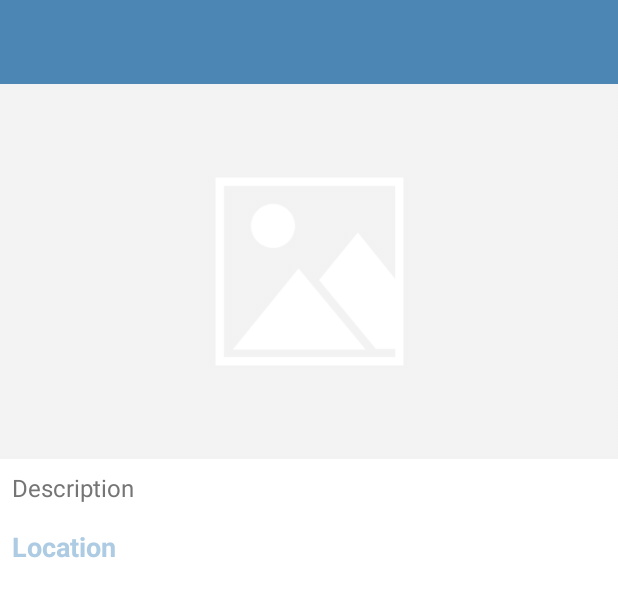
After one commit to mishraPratyush1/Happy-Places-App, an Android app: the layout activity_happy_place_details.xml on its own in the app's theme, with its tools: preview values and no code run, on a phone screen of 412 x 824 dp. The commit adds this screen. Shown: the top 597 px of the screen. Run offline under Robolectric (Android 15) with nearby library versions, the phone set to English and light mode, and no system bars.

Commit message:
adding on click listener to each item to open in a different activity with the help of serializable in android

```diff
--- a/app/build.gradle
+++ b/app/build.gradle
@@ -50,4 +50,7 @@ dependencies {
     implementation 'com.karumi:dexter:6.2.3'
     implementation 'com.android.databinding:viewbinding:7.2.2'
 
+    //circular image view 3rd party library
+    implementation 'de.hdodenhof:circleimageview:3.1.0'
+
 }
--- a/app/src/main/java/com/example/happyplaces/activities/AddHappyPlaceActivity.kt
+++ b/app/src/main/java/com/example/happyplaces/activities/AddHappyPlaceActivity.kt
@@ -121,7 +121,7 @@ class AddHappyPlaceActivity : AppCompatActivity(), View.OnClickListener {
                         val dbHandler = DatabaseHandler(this)
                         val addHappyPlace : Long = dbHandler.addHappyPlace(happyPlaceModel)
                         if(addHappyPlace > 0){
-                            Toast.makeText(this@AddHappyPlaceActivity,"Details Uploaded Successfully",Toast.LENGTH_LONG).show()
+                            setResult(Activity.RESULT_OK)
                             finish()
                         }
                     }
--- a/app/src/main/java/com/example/happyplaces/models/HappyPlaceModel.kt
+++ b/app/src/main/java/com/example/happyplaces/models/HappyPlaceModel.kt
@@ -9,4 +9,6 @@ data class HappyPlaceModel(
     val location : String,
     val latitude : Double,
     val longitude : Double
-)
+) : java.io.Serializable
+
+//will bring it to format which we can pass from one class to other in intent
--- /dev/null
+++ b/app/src/main/res/layout/activity_happy_place_details.xml
@@ -0,0 +1,79 @@
+<?xml version="1.0" encoding="utf-8"?>
+<androidx.constraintlayout.widget.ConstraintLayout xmlns:android="http://schemas.android.com/apk/res/android"
+    xmlns:app="http://schemas.android.com/apk/res-auto"
+    xmlns:tools="http://schemas.android.com/tools"
+    android:layout_width="match_parent"
+    android:layout_height="match_parent"
+    tools:context=".activities.HappyPlaceDetailsActivity">
+
+    <androidx.appcompat.widget.Toolbar
+        android:id="@+id/toolbar_happy_place_detail"
+        android:layout_width="match_parent"
+        android:layout_height="?attr/actionBarSize"
+        android:background="@color/colorPrimary"
+        android:theme="@style/customToolBarStyle"
+        app:layout_constraintEnd_toEndOf="parent"
+        app:layout_constraintStart_toStartOf="parent"
+        app:layout_constraintTop_toTopOf="parent" />
+
+    <!-- TODO (Step 1 : Designing the view for Happy Places Detail Activity.)-->
+    <!--1. We have added the detail_screen_image_placeholder image in the drawable folder. -->
+    <!--START-->
+    <ScrollView
+        android:id="@+id/sv_main"
+        android:layout_width="match_parent"
+        android:layout_height="0dp"
+        android:fillViewport="true"
+        app:layout_constraintBottom_toBottomOf="parent"
+        app:layout_constraintEnd_toEndOf="parent"
+        app:layout_constraintStart_toStartOf="parent"
+        app:layout_constraintTop_toBottomOf="@id/toolbar_happy_place_detail">
+
+        <androidx.constraintlayout.widget.ConstraintLayout
+            android:layout_width="match_parent"
+            android:layout_height="wrap_content">
+
+            <androidx.appcompat.widget.AppCompatImageView
+                android:id="@+id/iv_place_image"
+                android:layout_width="match_parent"
+                android:layout_height="@dimen/detail_screen_image_height_size"
+                android:scaleType="centerCrop"
+                android:src="@drawable/detail_screen_image_placeholder"
+                app:layout_constraintEnd_toEndOf="parent"
+                app:layout_constraintStart_toStartOf="parent"
+                app:layout_constraintTop_toTopOf="parent" />
+
+            <TextView
+                android:id="@+id/tv_description"
+                android:layout_width="match_parent"
+                android:layout_height="wrap_content"
+                android:layout_marginStart="@dimen/detail_screen_description_margin"
+                android:layout_marginTop="@dimen/detail_screen_description_margin"
+                android:layout_marginEnd="@dimen/detail_screen_description_margin"
+                android:textColor="@color/detail_screen_description_text_color"
+                android:textSize="@dimen/detail_screen_description_text_size"
+                app:layout_constraintEnd_toEndOf="parent"
+                app:layout_constraintHorizontal_bias="0.533"
+                app:layout_constraintStart_toStartOf="parent"
+                app:layout_constraintTop_toBottomOf="@+id/iv_place_image"
+                tools:text="Description" />
+
+            <TextView
+                android:id="@+id/tv_location"
+                android:layout_width="match_parent"
+                android:layout_height="wrap_content"
+                android:layout_marginStart="@dimen/detail_screen_location_marginStartEnd"
+                android:layout_marginTop="@dimen/detail_screen_location_marginTop"
+                android:layout_marginEnd="@dimen/detail_screen_location_marginStartEnd"
+                android:textColor="@color/colorAccent"
+                android:textSize="@dimen/detail_screen_location_text_size"
+                android:textStyle="bold"
+                app:layout_constraintEnd_toEndOf="parent"
+                app:layout_constraintHorizontal_bias="0.533"
+                app:layout_constraintStart_toStartOf="parent"
+                app:layout_constraintTop_toBottomOf="@+id/tv_description"
+                tools:text="Location" />
+        </androidx.constraintlayout.widget.ConstraintLayout>
+    </ScrollView>
+    <!--END-->
+</androidx.constraintlayout.widget.ConstraintLayout>
--- a/app/src/main/res/values/colors.xml
+++ b/app/src/main/res/values/colors.xml
@@ -22,5 +22,9 @@
     <color name="secondary_text_color">#9AA2AF</color>
     <color name="white_color">#FFFFFF</color>
     <color name="button_background_color">#63ace5</color>
+
+    <color name="circular_image_border_color">#757575</color>
+    <color name="item_happy_place_description_text_color">#606060</color>
+    <color name="detail_screen_description_text_color">#757575</color>
     <!--END-->
 </resources>
--- a/app/src/main/res/values/dimens.xml
+++ b/app/src/main/res/values/dimens.xml
@@ -1,9 +1,8 @@
 <?xml version="1.0" encoding="utf-8"?>
 <resources>
+
         <dimen name="fab_margin">16dp</dimen>
 
-    <!--TODO (Step 4: Here we are adding the DIMEN values as a constants which are required to design the Add Happy Places Screen. And which is also a standard way to develop a application in android.)-->
-    <!--START-->
         <dimen name="main_content_padding">16dp</dimen>
         <dimen name="edit_text_text_size">16sp</dimen>
         <dimen name="add_screen_til_marginTop">5dp</dimen>
@@ -19,6 +18,25 @@
         <dimen name="image_border_stroke_size">0.5dp</dimen>
         <dimen name="add_place_image_shape_radius">3dp</dimen>
         <dimen name="button_radius">10dp</dimen>
+
+        <dimen name="item_happy_place_cv_main_marginStartEnd">8dp</dimen>
+        <dimen name="item_happy_place_cv_corner_radius">3dp</dimen>
+        <dimen name="item_happy_place_cv_elevation">3dp</dimen>
+        <dimen name="item_happy_places_content_padding">5dp</dimen>
+        <dimen name="item_happy_place_circular_image_size">70dp</dimen>
+        <dimen name="item_happy_place_ll_marginStart">10dp</dimen>
+        <dimen name="item_happy_place_ll_marginEnd">2dp</dimen>
+        <dimen name="item_happy_place_title_textSize">16sp</dimen>
+        <dimen name="item_happy_place_description_textSize">14sp</dimen>
+
+        <!-- TODO (Step 2 : All the dimen values used for designing the view for Happy Places Detail Activity are added here.)-->
+        <!--START-->
+        <dimen name="detail_screen_image_height_size">250dp</dimen>
+        <dimen name="detail_screen_description_margin">8dp</dimen>
+        <dimen name="detail_screen_description_text_size">16sp</dimen>
+        <dimen name="detail_screen_location_marginStartEnd">8dp</dimen>
+        <dimen name="detail_screen_location_marginTop">16dp</dimen>
+        <dimen name="detail_screen_location_text_size">18sp</dimen>
+    <dimen name="name_no_records_available_text_size">16dp</dimen>
         <!--END-->
-
     </resources>
--- a/app/src/main/res/values/strings.xml
+++ b/app/src/main/res/values/strings.xml
@@ -9,5 +9,8 @@
     <string name="edit_text_hint_location">Location</string>
     <string name="text_add_image">ADD IMAGE</string>
     <string name="btn_text_save">SAVE</string>
+    <string name="note_text_no_happy_places_found_yet">NO HAPPY PLACE FOUND YET , PLEASE ADD ONE</string>
+
+    <string name="image_content_description">image</string>
     <!--END-->
 </resources>
```
Also changed, not shown: app/src/main/AndroidManifest.xml (+11 -6 lines), app/src/main/java/com/example/happyplaces/activities/HappyPlaceDetailsActivity.kt (added, +41 -0 lines), app/src/main/java/com/example/happyplaces/activities/MainActivity.kt (+56 -1 lines), app/src/main/java/com/example/happyplaces/adapters/HappyPlacesAdapter.kt (added, +69 -0 lines), app/src/main/java/com/example/happyplaces/database/DatabaseHandler.kt (+35 -0 lines), app/src/main/res/layout/activity_main.xml (+16 -0 lines), app/src/main/res/layout/item_happy_place.xml (added, +62 -0 lines), app/src/main/res/drawable/detail_screen_image_placeholder.png (added). Lines whose indentation alone changed are shown as unchanged.
